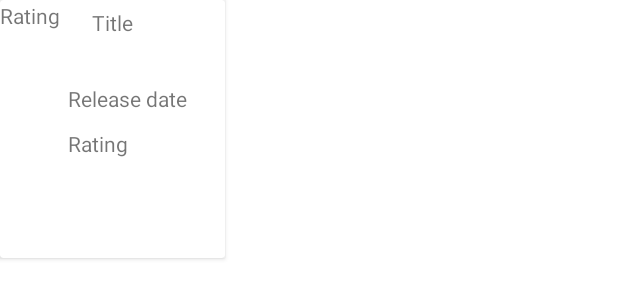
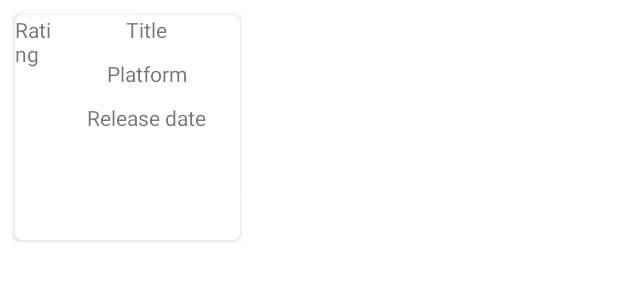
Before and after one commit to nedimkrupalija/mobile-app-game-reviews, an Android app: the layout item_game.xml on its own in the app's theme, with its tools: preview values and no code run, on a phone screen of 412 x 824 dp. Shown: the top 300 px of the screen. Run offline under Robolectric (Android 15) with nearby library versions, the phone set to English and light mode, and no system bars.

Commit message:
Added picture and formatted cardview, added games

```diff
--- a/app/build.gradle
+++ b/app/build.gradle
@@ -34,11 +34,11 @@ android {
 
 dependencies {
 
-    implementation 'androidx.core:core-ktx:1.7.0'
+    implementation 'androidx.core:core-ktx:1.9.0'
     implementation 'androidx.appcompat:appcompat:1.6.1'
     implementation 'com.google.android.material:material:1.8.0'
     implementation 'androidx.constraintlayout:constraintlayout:2.1.4'
-    implementation 'androidx.core:core-ktx:+'
+    implementation 'androidx.core:core-ktx:1.9.0'
     testImplementation 'junit:junit:4.13.2'
     androidTestImplementation 'androidx.test.ext:junit:1.1.5'
     androidTestImplementation 'androidx.test.espresso:espresso-core:3.5.1'
--- a/app/src/main/java/ba/unsa/etf/rma/spirala/Game.kt
+++ b/app/src/main/java/ba/unsa/etf/rma/spirala/Game.kt
@@ -11,5 +11,5 @@ data class Game(
     val publisher: String,
     val genre: String,
     val description: String,
-    val userImpressions: List<UserImpression>,
+    val userImpressions: List<UserImpression>?,
 )
--- a/app/src/main/java/ba/unsa/etf/rma/spirala/GameListAdapter.kt
+++ b/app/src/main/java/ba/unsa/etf/rma/spirala/GameListAdapter.kt
@@ -25,8 +25,8 @@ class GameListAdapter(
     override fun onBindViewHolder(holder: GameViewHolder, position: Int) {
         holder.gameTitle.text = games[position].title
         holder.gamePlatform.text = games[position].platform
-        holder.game_rating.text = games[position].rating.toString()
         holder.gameReleaseDate.text = games[position].releaseDate
+        holder.gameRating.text = games[position].rating.toString()
 
     }
 
@@ -37,7 +37,7 @@ class GameListAdapter(
 
     inner class GameViewHolder(itemView: View) : RecyclerView.ViewHolder(itemView){
         val gameTitle: TextView = itemView.findViewById(R.id.game_title_textview)
-        val game_rating: TextView = itemView.findViewById(R.id.game_rating_textview)
+        val gameRating: TextView = itemView.findViewById(R.id.game_rating_textview)
         val gameReleaseDate: TextView = itemView.findViewById(R.id.game_release_date_textview)
         val gamePlatform: TextView = itemView.findViewById(R.id.game_platform_textview)
 
--- a/app/src/main/java/ba/unsa/etf/rma/spirala/UserImpression.kt
+++ b/app/src/main/java/ba/unsa/etf/rma/spirala/UserImpression.kt
@@ -2,5 +2,5 @@ package ba.unsa.etf.rma.spirala
 
 abstract class UserImpression(
     val userName: String,
-    val timestamp: Long
+    open val timestamp: Long
 )
--- a/app/src/main/java/ba/unsa/etf/rma/spirala/UserRating.kt
+++ b/app/src/main/java/ba/unsa/etf/rma/spirala/UserRating.kt
@@ -1,7 +1,7 @@
 package ba.unsa.etf.rma.spirala
 
 data class UserRating(
-    override val username: String,
+    val username: String,
     override val timestamp: Long,
     val rating: Double
-):UserImpression()
+):UserImpression(username, timestamp)
--- a/app/src/main/java/ba/unsa/etf/rma/spirala/UserReview.kt
+++ b/app/src/main/java/ba/unsa/etf/rma/spirala/UserReview.kt
@@ -1,7 +1,7 @@
 package ba.unsa.etf.rma.spirala
 
 data class UserReview(
-    override val username: String,
+    val username: String,
     override val timestamp: Long,
     val review: String
-):UserImpression()
+):UserImpression(username, timestamp)
--- a/app/src/main/res/layout/activity_home.xml
+++ b/app/src/main/res/layout/activity_home.xml
@@ -69,5 +69,5 @@
         app:layout_constraintEnd_toStartOf="@+id/home_button"
         app:layout_constraintStart_toStartOf="parent"
         app:layout_constraintTop_toTopOf="parent"
-        tools:srcCompat="@tools:sample/avatars" />
+        tools:srcCompat="@drawable/steamicon" />
 </androidx.constraintlayout.widget.ConstraintLayout>
--- a/app/src/main/res/layout/item_game.xml
+++ b/app/src/main/res/layout/item_game.xml
@@ -3,55 +3,53 @@
     xmlns:app="http://schemas.android.com/apk/res-auto"
     xmlns:tools="http://schemas.android.com/tools"
     android:layout_width="150dp"
-    android:layout_height="172dp">
+    android:layout_height="150dp"
+    android:layout_margin="10dp"
+    app:cardCornerRadius="4dp">
 
-    <androidx.constraintlayout.widget.ConstraintLayout
+    <LinearLayout
         android:layout_width="match_parent"
         android:layout_height="match_parent">
+
+        <TextView
+            android:id="@+id/game_rating_textview"
+            android:layout_width="26dp"
+            android:layout_height="match_parent"
+            android:text="Rating" />
+
+        <LinearLayout
+            android:layout_width="match_parent"
+            android:layout_height="match_parent"
+            android:orientation="vertical">
 
             <TextView
                 android:id="@+id/game_title_textview"
                 android:layout_width="wrap_content"
                 android:layout_height="wrap_content"
-            android:layout_marginTop="5dp"
+                android:layout_gravity="center_horizontal"
                 android:foregroundGravity="center_horizontal"
                 android:gravity="center_horizontal"
-            android:text="Title"
-            app:layout_constraintEnd_toEndOf="parent"
-            app:layout_constraintStart_toStartOf="@+id/game_rating_textview"
-            app:layout_constraintTop_toTopOf="parent" />
+                android:text="Title" />
+
+            <TextView
+                android:id="@+id/game_platform_textview"
+                android:layout_width="wrap_content"
+                android:layout_height="wrap_content"
+                android:layout_gravity="center_horizontal"
+                android:layout_marginTop="10dp"
+                android:gravity="center_horizontal"
+                android:text="Platform" />
 
             <TextView
                 android:id="@+id/game_release_date_textview"
                 android:layout_width="wrap_content"
                 android:layout_height="wrap_content"
-            android:layout_marginTop="56dp"
-            android:text="Release date"
-            app:layout_constraintEnd_toEndOf="parent"
-            app:layout_constraintHorizontal_bias="0.0"
-            app:layout_constraintStart_toEndOf="@+id/game_rating_textview"
-            app:layout_constraintTop_toTopOf="parent" />
+                android:layout_gravity="center_horizontal"
+                android:layout_marginTop="10dp"
+                android:gravity="center_horizontal"
+                android:text="Release date" />
 
-        <TextView
-            android:id="@+id/game_platform_textview"
-            android:layout_width="wrap_content"
-            android:layout_height="wrap_content"
-            android:layout_marginEnd="44dp"
-            android:text="Rating"
-            app:layout_constraintBottom_toBottomOf="parent"
-            app:layout_constraintEnd_toEndOf="parent"
-            app:layout_constraintHorizontal_bias="0.0"
-            app:layout_constraintStart_toEndOf="@+id/game_rating_textview"
-            app:layout_constraintTop_toBottomOf="@+id/game_release_date_textview"
-            app:layout_constraintVertical_bias="0.141" />
+        </LinearLayout>
 
-        <TextView
-            android:id="@+id/game_rating_textview"
-            android:layout_width="45dp"
-            android:layout_height="171dp"
-            android:text="Rating"
-            app:layout_constraintBottom_toBottomOf="parent"
-            app:layout_constraintStart_toStartOf="parent"
-            app:layout_constraintTop_toTopOf="parent" />
-    </androidx.constraintlayout.widget.ConstraintLayout>
+    </LinearLayout>
 </androidx.cardview.widget.CardView>
--- a/app/src/main/res/values/strings.xml
+++ b/app/src/main/res/values/strings.xml
@@ -4,5 +4,6 @@
     <string name="details_button">Details</string>
     <string name="search_button">Search</string>
     <string name="search_edittext">Enter name</string>
+    <string name="rating_label">Rating</string>
 
 </resources>
```
Also changed, not shown: app/src/main/java/ba/unsa/etf/rma/spirala/GameData.kt (+12 -13 lines), app/src/main/java/ba/unsa/etf/rma/spirala/HomeActivity.kt (+13 -1 lines), app/src/main/res/drawable-hdpi/steamicon.png (added), app/src/main/res/drawable-mdpi/steamicon.png (added), app/src/main/res/drawable-xhdpi/steamicon.png (added). Lines whose indentation alone changed are shown as unchanged.
